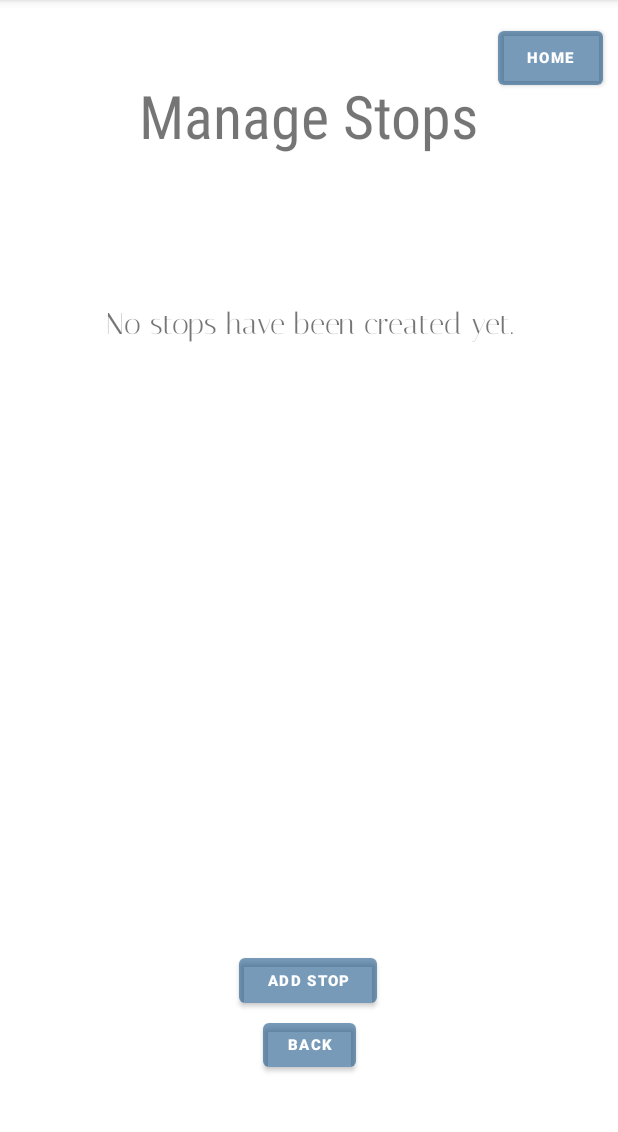
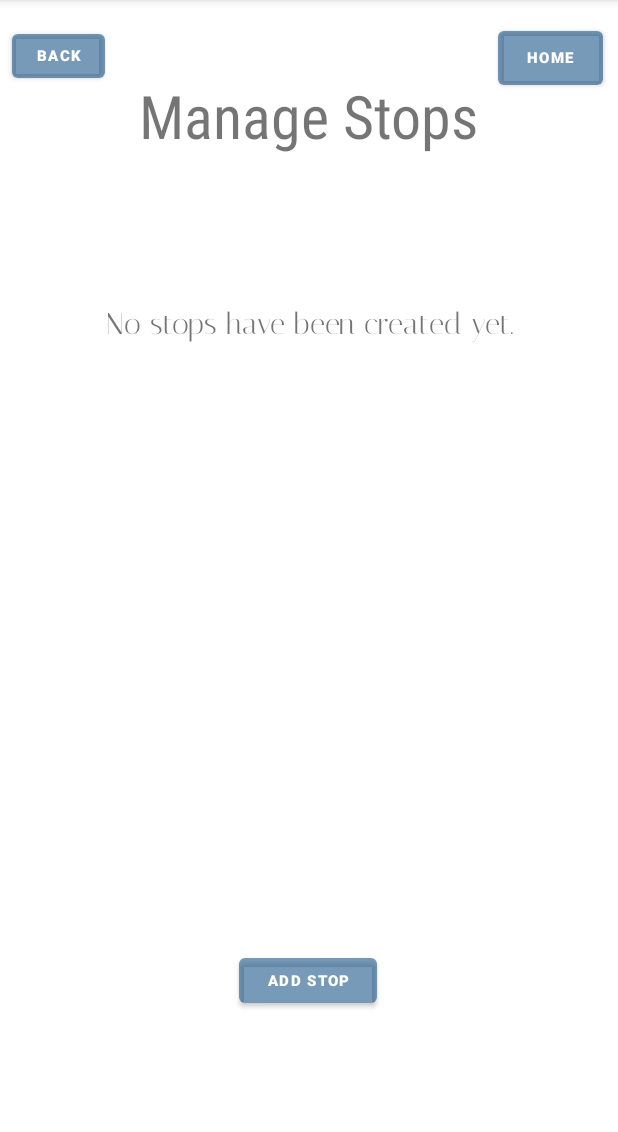
Before and after one commit to zsiciliani/ECSE424-07, an Android app: the ManageStops screen opened directly, with no data from a screen before it, on a phone screen of 412 x 824 dp, the part 84-1216 px from its top. Run offline under Robolectric (Android 15) with nearby library versions, the phone set to English and light mode, and no system bars; our stand-ins replace Room's generated code.

Commit message:
idk what i changed

```diff
--- a/ActivityBuilder/app/src/main/java/com/example/activitybuilder/ManageEvents.java
+++ b/ActivityBuilder/app/src/main/java/com/example/activitybuilder/ManageEvents.java
@@ -55,7 +55,7 @@ public class ManageEvents extends AppCompatActivity implements EventRecyclerView
     }
 
     public void finish(View view) {
-        this.finish();
+        startActivity(new Intent(ManageEvents.this, MainActivity.class));;
     }
 
     public void returnHome(View view) {
--- a/ActivityBuilder/app/src/main/java/com/example/activitybuilder/ManageStops.java
+++ b/ActivityBuilder/app/src/main/java/com/example/activitybuilder/ManageStops.java
@@ -69,7 +69,7 @@ public class ManageStops extends AppCompatActivity implements StopRecyclerViewAd
     }
 
     public void finish(View view) {
-        this.finish();
+        startActivity(new Intent(ManageStops.this, EditEvent.class));
     }
 
     public void addStop(View view){
--- a/ActivityBuilder/app/src/main/res/layout/activity_create_event.xml
+++ b/ActivityBuilder/app/src/main/res/layout/activity_create_event.xml
@@ -5,7 +5,6 @@
     android:layout_width="match_parent"
     android:layout_height="match_parent"
     tools:context=".CreateEvent">
-
 
     <Button
         android:id="@+id/button15"
--- a/ActivityBuilder/app/src/main/res/layout/activity_manage_events.xml
+++ b/ActivityBuilder/app/src/main/res/layout/activity_manage_events.xml
@@ -17,9 +17,10 @@
         app:backgroundTint="#92105083"
         app:layout_constraintBottom_toBottomOf="parent"
         app:layout_constraintEnd_toEndOf="parent"
+        app:layout_constraintHorizontal_bias="0.045"
         app:layout_constraintStart_toStartOf="parent"
         app:layout_constraintTop_toTopOf="parent"
-        app:layout_constraintVertical_bias="0.90999997" />
+        app:layout_constraintVertical_bias="0.023" />
 
     <TextView
         android:id="@+id/manageEventsHeader"
--- a/ActivityBuilder/app/src/main/res/layout/activity_manage_stops.xml
+++ b/ActivityBuilder/app/src/main/res/layout/activity_manage_stops.xml
@@ -17,9 +17,10 @@
         app:backgroundTint="#92105083"
         app:layout_constraintBottom_toBottomOf="parent"
         app:layout_constraintEnd_toEndOf="parent"
+        app:layout_constraintHorizontal_bias="0.022"
         app:layout_constraintStart_toStartOf="parent"
         app:layout_constraintTop_toTopOf="parent"
-        app:layout_constraintVertical_bias="0.93" />
+        app:layout_constraintVertical_bias="0.023" />
 
     <Button
         android:id="@+id/button20"
@@ -65,14 +66,16 @@
         android:id="@+id/rvStops"
         android:layout_width="0dp"
         android:layout_height="0dp"
-        android:layout_marginBottom="50dp"
-        android:layout_marginEnd="20dp"
         android:layout_marginStart="20dp"
         android:layout_marginTop="50dp"
+        android:layout_marginEnd="20dp"
+        android:layout_marginBottom="50dp"
         app:layout_constraintBottom_toBottomOf="parent"
         app:layout_constraintEnd_toEndOf="parent"
+        app:layout_constraintHorizontal_bias="0.0"
         app:layout_constraintStart_toStartOf="parent"
-        app:layout_constraintTop_toBottomOf="@+id/manageStopsHeader" />
+        app:layout_constraintTop_toBottomOf="@+id/manageStopsHeader"
+        app:layout_constraintVertical_bias="1.0" />
 
     <Button
         android:id="@+id/btnHomeFromManageStops"
```
